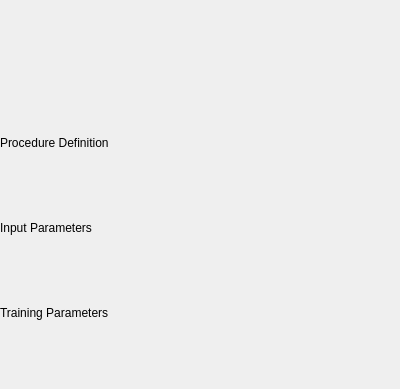
First picture: the form in Widgets/Resources/UI/qSlicerWorkflowToolWidget.ui, repository PerkTutor/PerkTutor, before the edit.
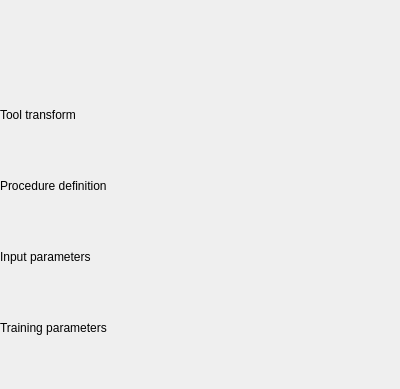
Second picture: the form after the edit. Custom widgets are drawn as their Qt base class.

Commit message: WIP. Module successfully builds using sequences instead of transform buffers.

Patch:
```diff
--- a/Widgets/Resources/UI/qSlicerWorkflowToolWidget.ui
+++ b/Widgets/Resources/UI/qSlicerWorkflowToolWidget.ui
@@ -44,6 +44,44 @@
      </property>
     </widget>
    </item>
+   <item>
+    <layout class="QHBoxLayout" name="horizontalLayout_4">
+     <item>
+      <widget class="QLabel" name="ToolTransformLabel">
+       <property name="sizePolicy">
+        <sizepolicy hsizetype="Expanding" vsizetype="Fixed">
+         <horstretch>0</horstretch>
+         <verstretch>0</verstretch>
+        </sizepolicy>
+       </property>
+       <property name="text">
+        <string>Tool transform</string>
+       </property>
+      </widget>
+     </item>
+     <item>
+      <widget class="qMRMLNodeComboBox" name="ToolTransformComboBox">
+       <property name="sizePolicy">
+        <sizepolicy hsizetype="Expanding" vsizetype="Fixed">
+         <horstretch>0</horstretch>
+         <verstretch>0</verstretch>
+        </sizepolicy>
+       </property>
+       <property name="nodeTypes">
+        <stringlist>
+         <string>vtkMRMLLinearTransformNode</string>
+        </stringlist>
+       </property>
+       <property name="noneEnabled">
+        <bool>true</bool>
+       </property>
+       <property name="renameEnabled">
+        <bool>true</bool>
+       </property>
+      </widget>
+     </item>
+    </layout>
+   </item>
    <item>
     <layout class="QHBoxLayout" name="horizontalLayout_3">
      <item>
@@ -55,7 +93,7 @@
         </sizepolicy>
        </property>
        <property name="text">
-        <string>Procedure Definition</string>
+        <string>Procedure definition</string>
        </property>
       </widget>
      </item>
@@ -93,7 +131,7 @@
         </sizepolicy>
        </property>
        <property name="text">
-        <string>Input Parameters</string>
+        <string>Input parameters</string>
        </property>
       </widget>
      </item>
@@ -131,7 +169,7 @@
         </sizepolicy>
        </property>
        <property name="text">
-        <string>Training Parameters</string>
+        <string>Training parameters</string>
        </property>
       </widget>
      </item>
```
Left out of the diff: 16 changed lines with no effect on the pictures. The commit also changes 31 other files.
